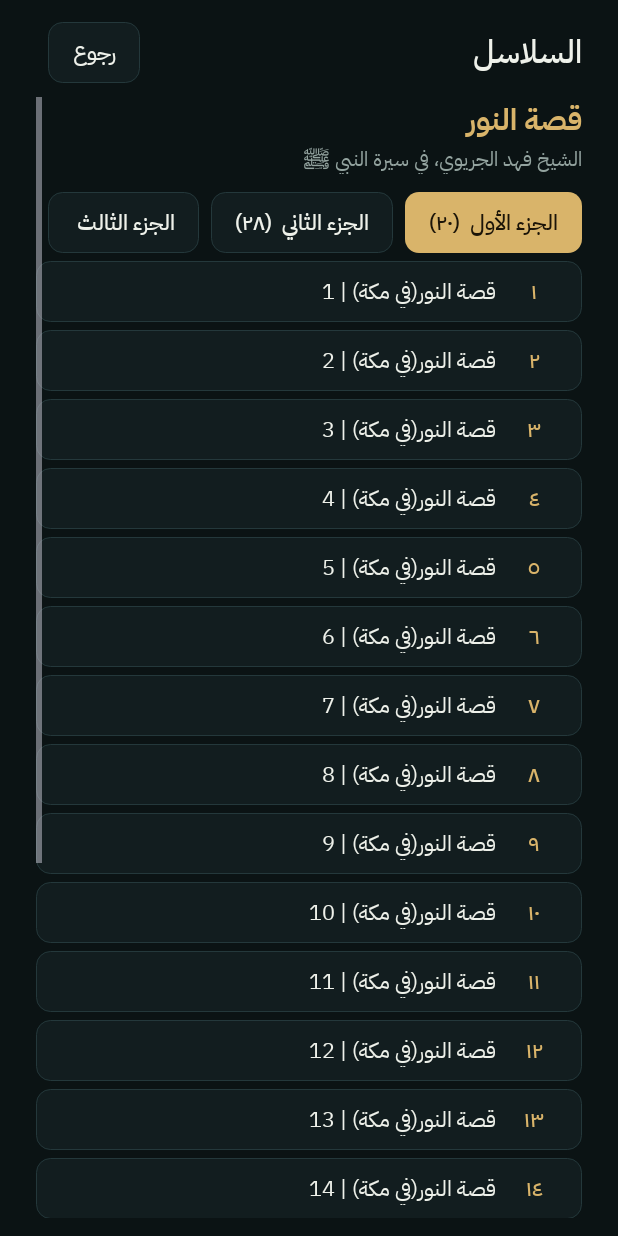
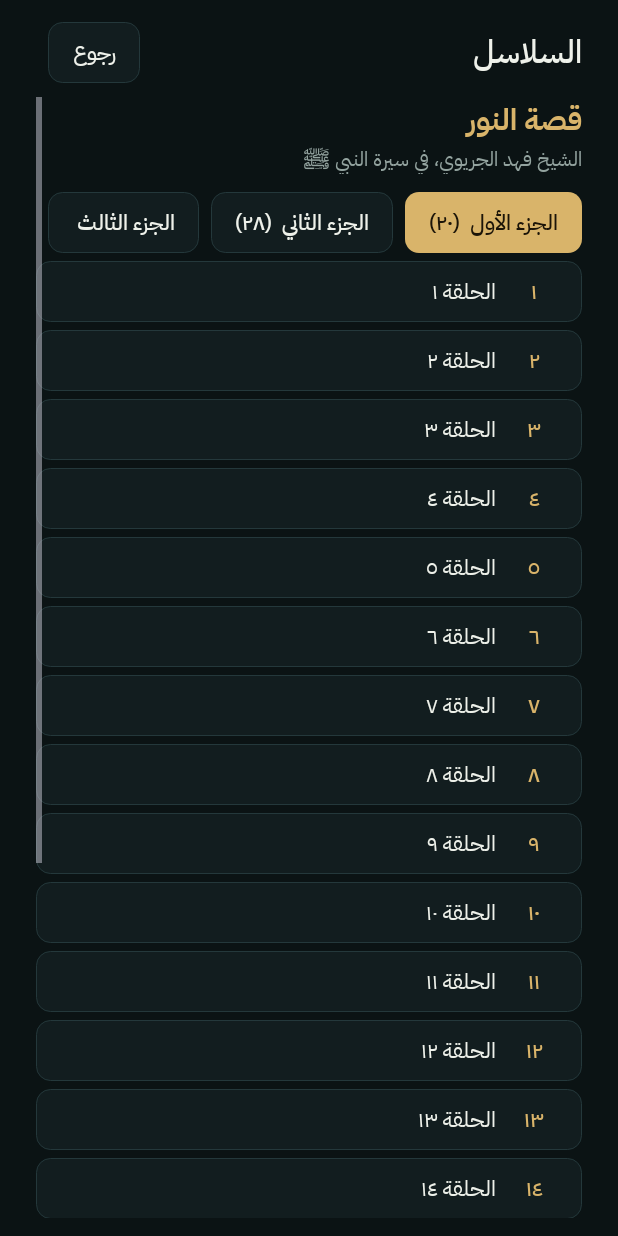
Before and after one commit to Saqaby/Saqaby-UrCar, an Android app: the SeriesActivity screen opened directly, with no data from a screen before it, on a phone screen of 412 x 824 dp. Run offline under Robolectric (Android 15) with nearby library versions, the phone set to English and light mode, and no system bars.

Commit message:
«السلاسل»: episodes named «الحلقة ٨» or by their own name («تشويقة»، «اللقاء الأول»)
Co-Authored-By: Claude Opus 5.5 <noreply@anthropic.com>
Claude-Session: https://claude.ai/code/session_01JvWr6EoBNFRXzEZ8Ycbenz

```diff
--- a/android/app/src/main/java/sa/urcar/home/SeriesActivity.java
+++ b/android/app/src/main/java/sa/urcar/home/SeriesActivity.java
@@ -39,6 +39,15 @@ public class SeriesActivity extends Activity {
     static String shortTitle(String t) {
         String s = t.replaceAll("\\s*[|│ـ-]*\\s*(لل?شيخ|الشيخ)\\s*:?.*$", "").trim();
         return s.isEmpty() ? t : s;
+    }
+    /**
+     * What to call an episode: its own name when it has one («تشويقة»، «اللقاء السادس والعشرون والأخير»), else
+     * «الحلقة ٨» (most are «قصة النور(3) |8| الشيخ فهد الجريوي»: the series, the part and the speaker, said already).
+     */
+    static String label(String title, int index) {
+        String t = shortTitle(title).replaceAll("قصة\\s*الن\\S*ور\\s*(\\([^)]*\\))?", " ").replaceAll("[|│]", " ")
+                .replaceAll("^\\s*\\d+\\s+", "").replaceAll("\\s+", " ").trim();
+        return t.isEmpty() || t.matches("\\d+") ? "الحلقة " + Ui.ar(index + 1) : t;
     }
     /** {series, part, episode} of a video id, or null. */
     static int[] find(JSONArray series, String id) {
@@ -102,7 +111,7 @@ public class SeriesActivity extends Activity {
             go.setBackground(Ui.box(th.sand, 0, 16));
             go.addView(new Ui.Icon(this, Ui.Icon.PLAY, th.sandInk), new LinearLayout.LayoutParams(34, 34));
             TextView t = Ui.text(this, 25, Ui.medium(this), th.sandInk);
-            t.setText("تابع: " + parts.optJSONObject(at[1]).optString("name") + "، " + shortTitle(e.optString("title")));
+            t.setText("تابع: " + parts.optJSONObject(at[1]).optString("name") + "، " + label(e.optString("title"), at[2]));
             t.setEllipsize(android.text.TextUtils.TruncateAt.END);
             LinearLayout.LayoutParams tl = new LinearLayout.LayoutParams(0, -2, 1);
             tl.setMarginStart(16);
@@ -138,7 +147,7 @@ public class SeriesActivity extends Activity {
             n.setGravity(Gravity.CENTER);
             row.addView(n, new LinearLayout.LayoutParams(52, -2));
             TextView t = Ui.text(this, 22, Ui.regular(this), th.fg);
-            t.setText(shortTitle(ep.optString("title")));
+            t.setText(label(ep.optString("title"), e));
             t.setEllipsize(android.text.TextUtils.TruncateAt.END);
             LinearLayout.LayoutParams tl = new LinearLayout.LayoutParams(0, -2, 1);
             tl.setMarginStart(12);
```
